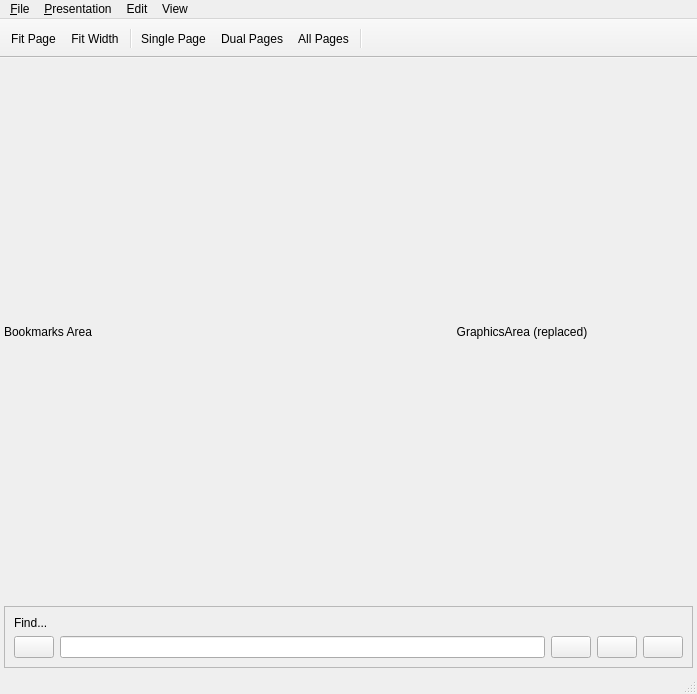
Old version of the form src-qt5/desktop-utils/lumina-pdf/mainUI.ui in the repository lumina-desktop/lumina.
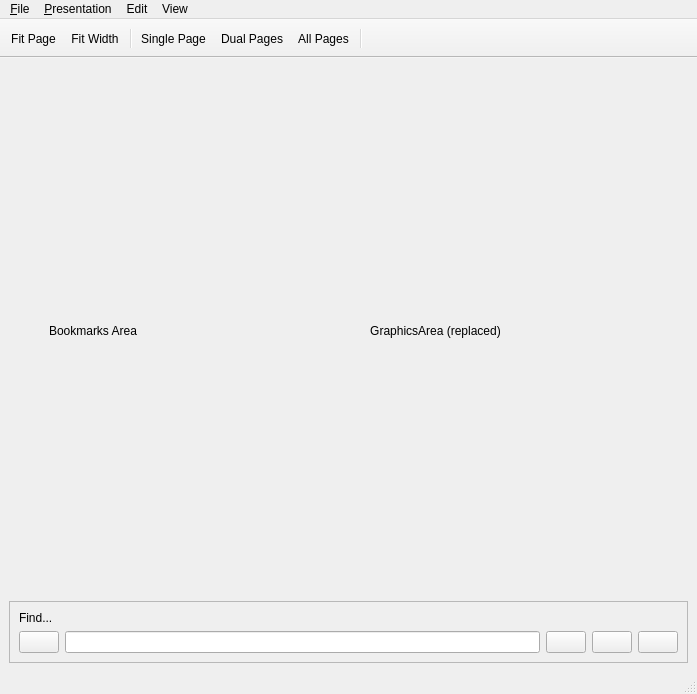
New version of the form.

Commit message: Improved Bookmarks layout and made MuPDF the default backend

The edit to the form file:
```diff
--- a/src-qt5/desktop-utils/lumina-pdf/mainUI.ui
+++ b/src-qt5/desktop-utils/lumina-pdf/mainUI.ui
@@ -14,27 +14,28 @@
    <string notr="true"/>
   </property>
   <widget class="QWidget" name="centralwidget">
-   <layout class="QGridLayout" name="gridLayout_2">
-    <property name="leftMargin">
-     <number>4</number>
-    </property>
-    <property name="topMargin">
-     <number>4</number>
-    </property>
-    <property name="rightMargin">
-     <number>4</number>
-    </property>
-    <property name="bottomMargin">
-     <number>4</number>
-    </property>
-    <property name="spacing">
-     <number>4</number>
-    </property>
+   <layout class="QGridLayout" name="gridLayout">
+    <item row="0" column="0">
+     <widget class="QLabel" name="label_replaceme2">
+      <property name="sizePolicy">
+       <sizepolicy hsizetype="Preferred" vsizetype="Preferred">
+        <horstretch>1</horstretch>
+        <verstretch>0</verstretch>
+       </sizepolicy>
+      </property>
+      <property name="text">
+       <string>Bookmarks Area</string>
+      </property>
+      <property name="alignment">
+       <set>Qt::AlignCenter</set>
+      </property>
+     </widget>
+    </item>
     <item row="0" column="1">
      <widget class="QLabel" name="label_replaceme">
       <property name="sizePolicy">
        <sizepolicy hsizetype="Expanding" vsizetype="Expanding">
-        <horstretch>0</horstretch>
+        <horstretch>3</horstretch>
         <verstretch>0</verstretch>
        </sizepolicy>
       </property>
@@ -126,19 +127,6 @@
       </layout>
      </widget>
     </item>
-    <item row="0" column="0">
-     <widget class="QLabel" name="label_replaceme2">
-      <property name="sizePolicy">
-       <sizepolicy hsizetype="Expanding" vsizetype="Expanding">
-        <horstretch>0</horstretch>
-        <verstretch>0</verstretch>
-       </sizepolicy>
-      </property>
-      <property name="text">
-       <string>Bookmarks Area</string>
-      </property>
-     </widget>
-    </item>
    </layout>
   </widget>
   <widget class="QMenuBar" name="menubar">
```
The commit also changes 8 other files.
